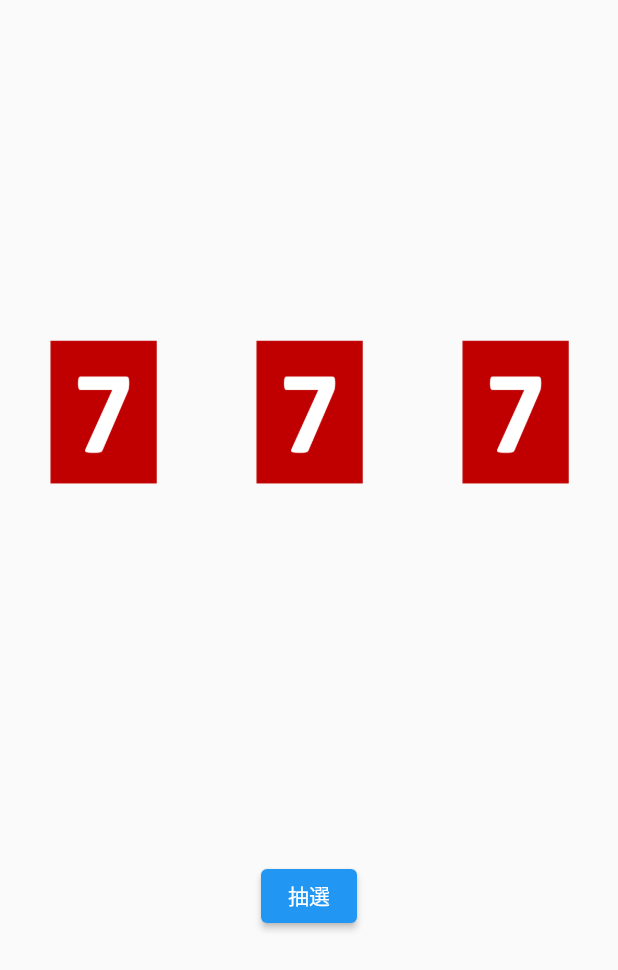
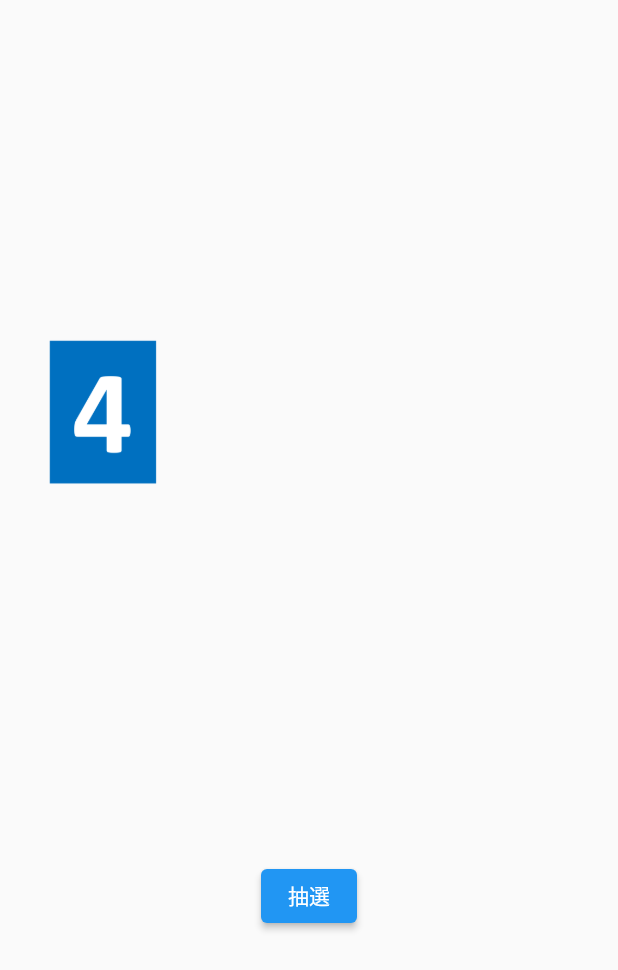
Before and after one commit to uneruby/flutter_test, a Flutter app: the screen it shows after launch, after a tap on "抽選", on a phone screen of 412 x 824 dp. Shown: the top 970 px of the screen. Run offline on Flutter 3.47's test engine with Material 2 defaults, Android fonts, the phone set to English and light mode, and no system bars; our stand-ins replace flutter_riverpod, freezed_annotation.

Commit message:
当たり図柄をランダムに設定する機能を作成

```diff
--- a/lib/model/home_page_state.dart
+++ b/lib/model/home_page_state.dart
@@ -1,3 +1,5 @@
+// import 'dart:ffi';
+
 import 'package:flutter/foundation.dart';
 import 'package:freezed_annotation/freezed_annotation.dart';
 
@@ -7,7 +9,9 @@ part 'home_page_state.freezed.dart';
 class HomePageState with _$HomePageState {
   const factory HomePageState({
     @Default(7) int index,
-    @Default(false) bool visible,
+    @Default(false) bool visibleL,
+    @Default(false) bool visibleC,
+    @Default(false) bool visibleR,
     @Default(false) bool result,
   }) = _HomePageState;
 }
--- /dev/null
+++ b/lib/model/num_images.dart
@@ -0,0 +1,12 @@
+class numImages {
+  final items = [
+    'images/zero.png',
+    'images/one.png',
+    'images/two.png',
+    'images/three.png',
+    'images/four.png',
+    'images/five.png',
+    'images/six.png',
+    'images/seven.png',
+  ];
+}
--- a/lib/view/home_page.dart
+++ b/lib/view/home_page.dart
@@ -7,6 +7,7 @@
 import 'package:river/model/home_page_state.dart';
 import 'package:river/view/home_page.dart';
 import 'package:river/view_model/home_page_notifier.dart';
+import 'package:river/model/num_images.dart';
 
 import 'dart:math' as math;
 
@@ -20,6 +21,8 @@
     // provider（状態の操作）
     final _homePageNotifier = ref.watch(homePageProvider.notifier);
 
+    numImages images = numImages();
+
     return Scaffold(
       body: SizedBox(
           width: double.infinity,
@@ -31,16 +34,19 @@
                 children: [
                   Expanded(
                       child: Visibility(
-                          visible: _homePageState.visible,
-                          child: Image.asset('images/seven.png'))),
+                          visible: _homePageState.visibleL,
+                          child:
+                              Image.asset(images.items[_homePageState.index]))),
                   Expanded(
                       child: Visibility(
-                          visible: _homePageState.visible,
-                          child: Image.asset('images/seven.png'))),
+                          visible: _homePageState.visibleC,
+                          child:
+                              Image.asset(images.items[_homePageState.index]))),
                   Expanded(
                       child: Visibility(
-                          visible: _homePageState.visible,
-                          child: Image.asset('images/seven.png'))),
+                          visible: _homePageState.visibleR,
+                          child:
+                              Image.asset(images.items[_homePageState.index]))),
                 ],
               ),
               ElevatedButton(
--- a/lib/view_model/home_page_notifier.dart
+++ b/lib/view_model/home_page_notifier.dart
@@ -14,24 +14,39 @@ class HomePageNotifier extends StateNotifier<HomePageState> {
   }
 
   // 表示状態に切り替える
-  void setAppearenceTime() async {
-    state = state.copyWith(visible: true);
-    print("setAppearenceTime: 更新後の値 ${state.visible}");
+  void setAppearenceTimeL() async {
+    state = state.copyWith(visibleL: true);
+    print("setAppearenceTime: 更新後の値 ${state.visibleL}");
+  }
+
+  void setAppearenceTimeC() async {
+    state = state.copyWith(visibleC: true);
+    print("setAppearenceTime: 更新後の値 ${state.visibleC}");
+  }
+
+  void setAppearenceTimeR() async {
+    state = state.copyWith(visibleR: true);
+    print("setAppearenceTime: 更新後の値 ${state.visibleR}");
   }
 
   // すべてのカウントを0に戻す
   void decideResult() async {
     state = state.copyWith(
-      visible: false,
+      visibleL: false,
+      visibleC: false,
+      visibleR: false,
       result: math.Random().nextBool(),
     );
     print("setResult: 更新後の値 ${state.result}");
   }
 
+  // 抽選開始
   void lotteryStart() async {
     decideResult();
-    Timer(Duration(seconds: 1), setAppearenceTime);
     setIndex();
+    Timer(Duration(seconds: 1), setAppearenceTimeL);
+    Timer(Duration(seconds: 2), setAppearenceTimeR);
+    Timer(Duration(seconds: 3), setAppearenceTimeC);
     //setAppearenceTime();
   }
 }
```
Also changed, not shown: lib/model/home_page_state.freezed.dart.
